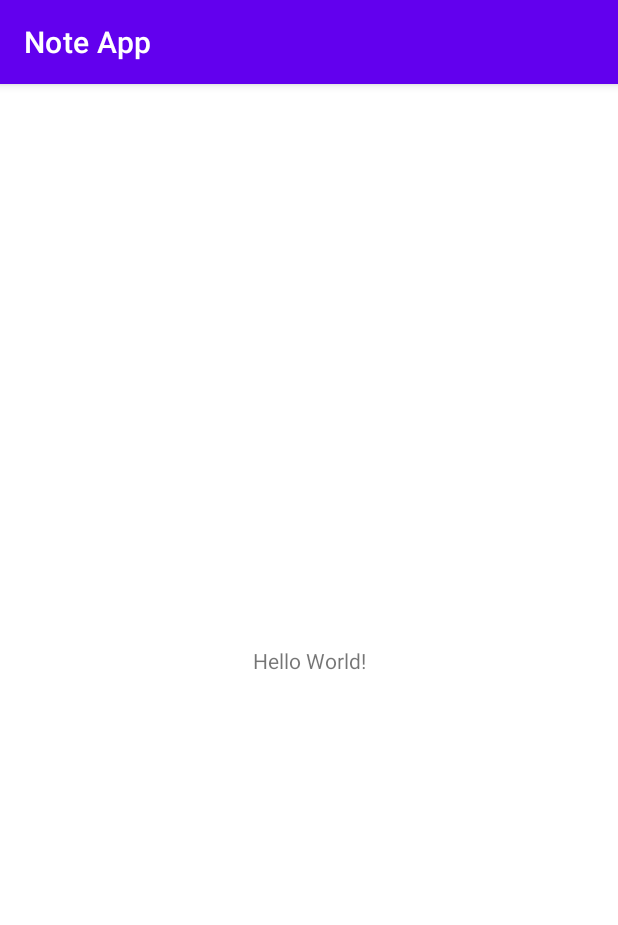
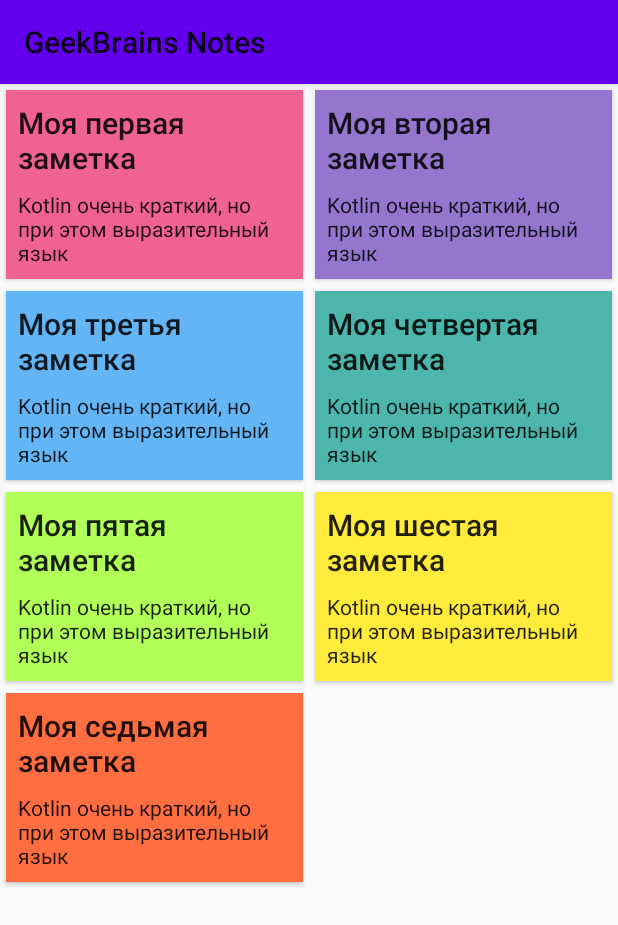
Before and after one commit to Dentag/NoteApp, an Android app: the screen it shows after launch (MainActivity), on a phone screen of 412 x 824 dp. Shown: the top 925 px of the screen. Run offline under Robolectric (Android 15) with nearby library versions, the phone set to English and light mode, and no system bars.

Commit message:
First lesson hw completed

```diff
--- a/app/build.gradle
+++ b/app/build.gradle
@@ -30,10 +30,19 @@ android {
     kotlinOptions {
         jvmTarget = '1.8'
     }
+
+    buildFeatures {
+        dataBinding true
+    }
 }
 
 dependencies {
+    def lifecycle_version = "2.2.0"
 
+    implementation "androidx.lifecycle:lifecycle-viewmodel-ktx:$lifecycle_version"
+    implementation "androidx.lifecycle:lifecycle-livedata-ktx:$lifecycle_version"
+    implementation "androidx.coordinatorlayout:coordinatorlayout:1.1.0"
+    implementation "androidx.cardview:cardview:1.0.0"
     implementation "org.jetbrains.kotlin:kotlin-stdlib:$kotlin_version"
     implementation 'androidx.core:core-ktx:1.3.2'
     implementation 'androidx.appcompat:appcompat:1.2.0'
--- a/app/src/main/AndroidManifest.xml
+++ b/app/src/main/AndroidManifest.xml
@@ -9,7 +9,7 @@
         android:roundIcon="@mipmap/ic_launcher_round"
         android:supportsRtl="true"
         android:theme="@style/Theme.NoteApp">
-        <activity android:name=".MainActivity">
+        <activity android:name=".ui.main.MainActivity">
             <intent-filter>
                 <action android:name="android.intent.action.MAIN" />
 
--- a/app/src/main/java/com/example/noteapp/MainActivity.kt
+++ /dev/null
@@ -1,11 +0,0 @@
-package com.example.noteapp
-
-import androidx.appcompat.app.AppCompatActivity
-import android.os.Bundle
-
-class MainActivity : AppCompatActivity() {
-    override fun onCreate(savedInstanceState: Bundle?) {
-        super.onCreate(savedInstanceState)
-        setContentView(R.layout.activity_main)
-    }
-}
--- /dev/null
+++ b/app/src/main/java/com/example/noteapp/data/Repository.kt
@@ -0,0 +1,43 @@
+package com.example.noteapp.data
+
+import com.example.noteapp.data.model.Note
+
+object Repository {
+    val notes: List<Note> = mutableListOf(
+        Note(
+            "Моя первая заметка",
+            "Kotlin очень краткий, но при этом выразительный язык",
+            0xfff06292.toInt()
+        ),
+        Note(
+            "Моя вторая заметка",
+            "Kotlin очень краткий, но при этом выразительный язык",
+            0xff9575cd.toInt()
+        ),
+        Note(
+            "Моя третья заметка",
+            "Kotlin очень краткий, но при этом выразительный язык",
+            0xff64b5f6.toInt()
+        ),
+        Note(
+            "Моя четвертая заметка",
+            "Kotlin очень краткий, но при этом выразительный язык",
+            0xff4db6ac.toInt()
+        ),
+        Note(
+            "Моя пятая заметка",
+            "Kotlin очень краткий, но при этом выразительный язык",
+            0xffb2ff59.toInt()
+        ),
+        Note(
+            "Моя шестая заметка",
+            "Kotlin очень краткий, но при этом выразительный язык",
+            0xffffeb3b.toInt()
+        ),
+        Note(
+            "Моя седьмая заметка",
+            "Kotlin очень краткий, но при этом выразительный язык",
+            0xffff6e40.toInt()
+        )
+    )
+}
--- /dev/null
+++ b/app/src/main/java/com/example/noteapp/data/model/Note.kt
@@ -0,0 +1,3 @@
+package com.example.noteapp.data.model
+
+class Note(val title: String, val note: String, val color: Int)
--- /dev/null
+++ b/app/src/main/java/com/example/noteapp/ui/main/MainActivity.kt
@@ -0,0 +1,34 @@
+package com.example.noteapp.ui.main
+
+import androidx.appcompat.app.AppCompatActivity
+import android.os.Bundle
+import android.view.View
+import androidx.appcompat.widget.Toolbar
+import androidx.lifecycle.ViewModelProvider
+import androidx.recyclerview.widget.RecyclerView
+import com.example.noteapp.R
+import com.google.android.material.floatingactionbutton.FloatingActionButton
+
+class MainActivity : AppCompatActivity() {
+
+    private lateinit var viewModel: MainViewModel
+    private lateinit var adapter: MainAdapter
+
+    override fun onCreate(savedInstanceState: Bundle?) {
+        super.onCreate(savedInstanceState)
+        setContentView(R.layout.activity_main)
+
+        val toolbar = findViewById<Toolbar>(R.id.toolbar)
+        setSupportActionBar(toolbar)
+
+        viewModel = ViewModelProvider(this).get(MainViewModel::class.java)
+        adapter = MainAdapter()
+        val mainRecycler = findViewById<RecyclerView>(R.id.mainRecycler)
+        mainRecycler.adapter = adapter
+
+        viewModel.viewState().observe(this,
+            { t ->
+                t?.let { adapter.notes = it.notes }
+            })
+    }
+}
--- /dev/null
+++ b/app/src/main/java/com/example/noteapp/ui/main/MainAdapter.kt
@@ -0,0 +1,41 @@
+package com.example.noteapp.ui.main
+
+import android.view.LayoutInflater
+import android.view.View
+import android.view.ViewGroup
+import android.widget.TextView
+import androidx.recyclerview.widget.RecyclerView
+import com.example.noteapp.R
+import com.example.noteapp.data.model.Note
+
+class MainAdapter : RecyclerView.Adapter<MainAdapter.NoteViewHolder>() {
+
+    var notes: List<Note> = listOf()
+        set(value) {
+            field = value
+            notifyDataSetChanged()
+        }
+
+    override fun onCreateViewHolder(parent: ViewGroup, viewType: Int): NoteViewHolder {
+        val inflater = LayoutInflater.from(parent.context)
+        val view = inflater.inflate(R.layout.item_note, parent, false)
+        return NoteViewHolder(view)
+    }
+
+    override fun onBindViewHolder(holder: NoteViewHolder, position: Int) {
+        holder.bind(notes[position])
+    }
+
+    override fun getItemCount(): Int = notes.size
+
+    class NoteViewHolder(itemView: View) : RecyclerView.ViewHolder(itemView) {
+        private val title = itemView.findViewById<TextView>(R.id.title)
+        private val body = itemView.findViewById<TextView>(R.id.body)
+
+        fun bind(note: Note) {
+            title.text = note.title
+            body.text = note.note
+            itemView.setBackgroundColor(note.color)
+        }
+    }
+}
--- /dev/null
+++ b/app/src/main/java/com/example/noteapp/ui/main/MainViewModel.kt
@@ -0,0 +1,16 @@
+package com.example.noteapp.ui.main
+
+import androidx.lifecycle.LiveData
+import androidx.lifecycle.MutableLiveData
+import androidx.lifecycle.ViewModel
+import com.example.noteapp.data.Repository
+
+class MainViewModel : ViewModel() {
+    private val viewStateLiveData: MutableLiveData<MainViewState> = MutableLiveData()
+
+    init {
+        viewStateLiveData.value = MainViewState(Repository.notes)
+    }
+
+    fun viewState(): LiveData<MainViewState> = viewStateLiveData
+}
--- /dev/null
+++ b/app/src/main/java/com/example/noteapp/ui/main/MainViewState.kt
@@ -0,0 +1,5 @@
+package com.example.noteapp.ui.main
+
+import com.example.noteapp.data.model.Note
+
+class MainViewState(val notes: List<Note>)
--- a/app/src/main/res/layout/activity_main.xml
+++ b/app/src/main/res/layout/activity_main.xml
@@ -1,18 +1,33 @@
 <?xml version="1.0" encoding="utf-8"?>
-<androidx.constraintlayout.widget.ConstraintLayout xmlns:android="http://schemas.android.com/apk/res/android"
+<androidx.coordinatorlayout.widget.CoordinatorLayout xmlns:android="http://schemas.android.com/apk/res/android"
     xmlns:app="http://schemas.android.com/apk/res-auto"
     xmlns:tools="http://schemas.android.com/tools"
     android:layout_width="match_parent"
     android:layout_height="match_parent"
-    tools:context=".MainActivity">
+    android:fitsSystemWindows="true"
+    tools:context=".ui.main.MainActivity">
 
-    <TextView
-        android:layout_width="wrap_content"
-        android:layout_height="wrap_content"
-        android:text="Hello World!"
-        app:layout_constraintBottom_toBottomOf="parent"
-        app:layout_constraintLeft_toLeftOf="parent"
-        app:layout_constraintRight_toRightOf="parent"
-        app:layout_constraintTop_toTopOf="parent" />
+    <com.google.android.material.appbar.AppBarLayout
+        android:id="@+id/appbar"
+        android:layout_width="match_parent"
+        android:layout_height="wrap_content">
 
-</androidx.constraintlayout.widget.ConstraintLayout>
+        <androidx.appcompat.widget.Toolbar
+            android:id="@+id/toolbar"
+            android:layout_width="match_parent"
+            android:layout_height="wrap_content"
+            app:layout_scrollFlags="scroll|enterAlways"
+            app:title="GeekBrains Notes" />
+
+    </com.google.android.material.appbar.AppBarLayout>
+
+    <androidx.recyclerview.widget.RecyclerView
+        android:id="@+id/mainRecycler"
+        android:layout_width="match_parent"
+        android:layout_height="match_parent"
+        app:layoutManager="androidx.recyclerview.widget.GridLayoutManager"
+        app:layout_behavior="@string/appbar_scrolling_view_behavior"
+        app:spanCount="2"
+        tools:listitem="@layout/item_note" />
+
+</androidx.coordinatorlayout.widget.CoordinatorLayout>
--- /dev/null
+++ b/app/src/main/res/layout/item_note.xml
@@ -0,0 +1,33 @@
+<?xml version="1.0" encoding="utf-8"?>
+<androidx.cardview.widget.CardView xmlns:android="http://schemas.android.com/apk/res/android"
+    xmlns:tools="http://schemas.android.com/tools"
+    android:layout_width="match_parent"
+    android:layout_height="wrap_content"
+    android:layout_margin="@dimen/item_standard_margin"
+    tools:backgroundTint="@android:color/holo_purple">
+
+    <LinearLayout
+        android:layout_width="match_parent"
+        android:layout_height="wrap_content"
+        android:orientation="vertical">
+
+        <TextView
+            android:id="@+id/title"
+            style="@style/TextAppearance.AppCompat.Title"
+            android:layout_width="match_parent"
+            android:layout_height="wrap_content"
+            android:layout_marginStart="@dimen/text_standard_margin"
+            android:layout_marginTop="@dimen/text_standard_margin"
+            android:layout_marginEnd="@dimen/text_standard_margin"
+            tools:text="Geekbrains + Kotlin forever" />
+
+        <TextView
+            android:id="@+id/body"
+            style="@style/TextAppearance.AppCompat"
+            android:layout_width="match_parent"
+            android:layout_height="wrap_content"
+            android:layout_margin="@dimen/text_standard_margin"
+            tools:text="Я Kotlin бы выучил только за то, что на нем разрабатывал Вортон!" />
+    </LinearLayout>
+
+</androidx.cardview.widget.CardView>
--- /dev/null
+++ b/app/src/main/res/values/dimens.xml
@@ -0,0 +1,5 @@
+<?xml version="1.0" encoding="utf-8"?>
+<resources>
+    <dimen name="item_standard_margin">4dp</dimen>
+    <dimen name="text_standard_margin">8dp</dimen>
+</resources>
--- a/app/src/main/res/values/themes.xml
+++ b/app/src/main/res/values/themes.xml
@@ -1,6 +1,6 @@
 <resources xmlns:tools="http://schemas.android.com/tools">
     <!-- Base application theme. -->
-    <style name="Theme.NoteApp" parent="Theme.MaterialComponents.DayNight.DarkActionBar">
+    <style name="Theme.NoteApp" parent="Theme.AppCompat.Light.NoActionBar">
         <!-- Primary brand color. -->
         <item name="colorPrimary">@color/purple_500</item>
         <item name="colorPrimaryVariant">@color/purple_700</item>
```
Also changed, not shown: gradle/wrapper/gradle-wrapper.properties.
